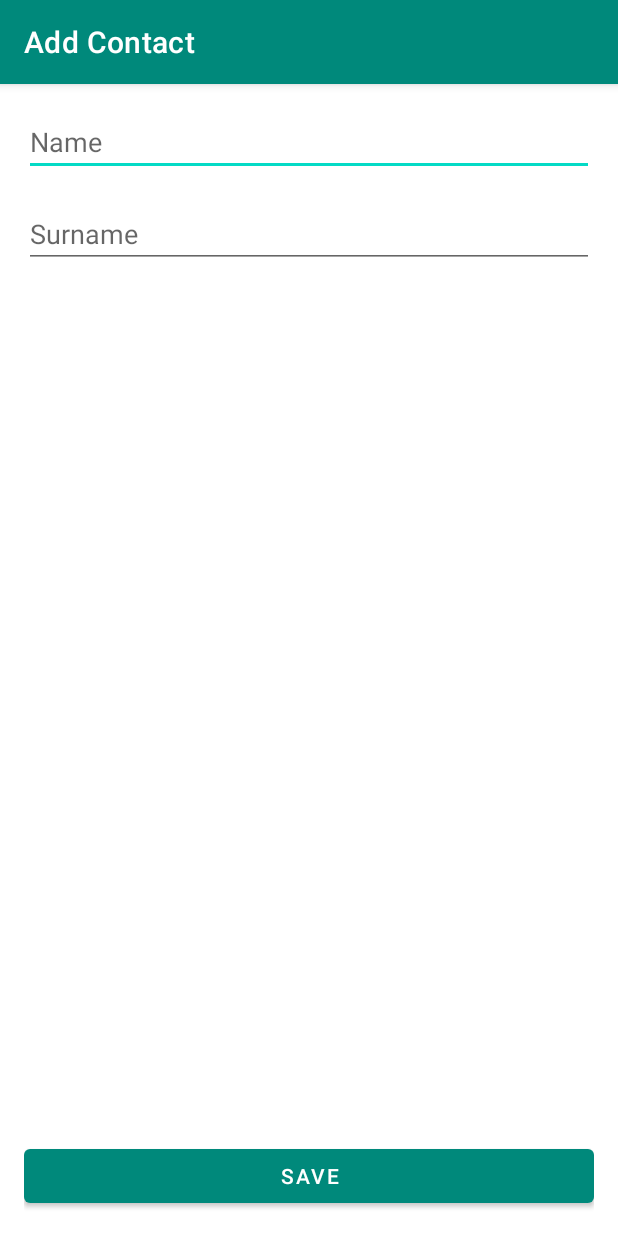
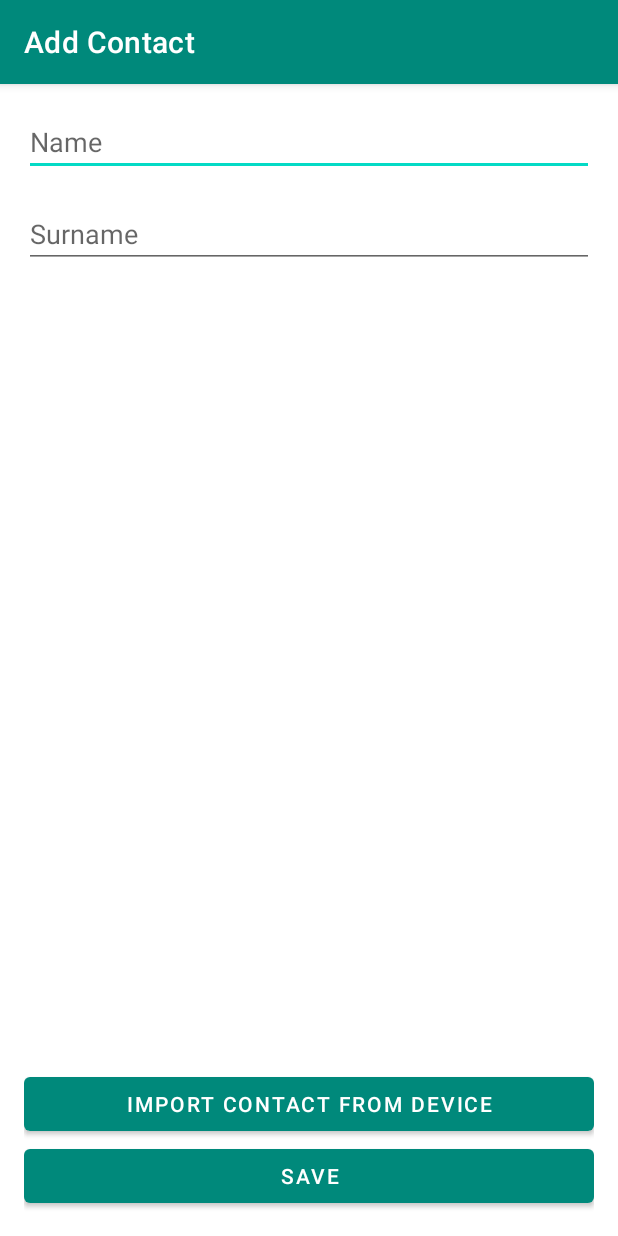
Before and after one commit to Citoci/YouOweMe, an Android app built with Jetpack Compose: the AddContactActivity screen opened directly, with no data from a screen before it, on a phone screen of 412 x 824 dp. Run offline under Robolectric (Android 15) with nearby library versions, the phone set to English and light mode, and no system bars.

Commit message:
contact provider importing 1.0

```diff
--- a/app/src/main/AndroidManifest.xml
+++ b/app/src/main/AndroidManifest.xml
@@ -1,6 +1,8 @@
 <?xml version="1.0" encoding="utf-8"?>
 <manifest xmlns:android="http://schemas.android.com/apk/res/android"
     package="com.cito.youoweme">
+
+    <uses-permission android:name="android.permission.READ_CONTACTS" />
 
     <application
         android:name=".utils.YomApplication"
@@ -41,6 +43,8 @@
             android:name=".notifications.RememberNotificationBroadcastReceiver"
             android:enabled="true"
             android:exported="true" />
+
+
     </application>
 
 </manifest>
--- a/app/src/main/java/com/cito/youoweme/AddContactActivity.kt
+++ b/app/src/main/java/com/cito/youoweme/AddContactActivity.kt
@@ -1,32 +1,112 @@
 package com.cito.youoweme
 
+import android.app.Dialog
+import android.database.Cursor
 import androidx.appcompat.app.AppCompatActivity
 import android.os.Bundle
+import android.provider.ContactsContract
 import android.widget.Button
 import android.widget.EditText
+import androidx.appcompat.app.AlertDialog
+import androidx.fragment.app.DialogFragment
+import androidx.loader.app.LoaderManager
+import androidx.loader.content.CursorLoader
+import androidx.loader.content.Loader
 import com.cito.youoweme.data.model.Contact
 import com.cito.youoweme.data.sql_database.ContactsSQLiteDAO
 import com.cito.youoweme.login.UserLoginManager
-import java.util.*
 
-class AddContactActivity : AppCompatActivity() {
+class AddContactActivity : AppCompatActivity(), ImportContactDialog.ContactSelectorListener, LoaderManager.LoaderCallbacks<Cursor>  {
+
+    private val providedContacts = arrayListOf<Contact>()
+
     override fun onCreate(savedInstanceState: Bundle?) {
         super.onCreate(savedInstanceState)
         setContentView(R.layout.activity_add_contact)
 
+        LoaderManager.getInstance(this).initLoader(0, null, this)
+
         findViewById<Button>(R.id.btn_save_new_contact).setOnClickListener {
-            if (!checkInput()) return@setOnClickListener
+            addContact()
+        }
 
-            ContactsSQLiteDAO.insert(Contact(
-                name = findViewById<EditText>(R.id.edittext_contact_name).text.toString(),
-                surname = findViewById<EditText>(R.id.edittext_contact_surname).text.toString(),
-                usernameRef = UserLoginManager.loggedUsername
-            ))
-            finish()
+        findViewById<Button>(R.id.btn_import_contact).setOnClickListener {
+            ImportContactDialog(providedContacts.map { "$it" }.toTypedArray()).show(supportFragmentManager, "")
         }
     }
 
     private fun checkInput(): Boolean {
         return true
+        // TODO check add contact inputs
+    }
+
+    private fun addContact() {
+        if (!checkInput()) return
+
+        ContactsSQLiteDAO.insert(Contact(
+            name = findViewById<EditText>(R.id.edittext_contact_name).text.toString(),
+            surname = findViewById<EditText>(R.id.edittext_contact_surname).text.toString(),
+            usernameRef = UserLoginManager.loggedUsername
+        ))
+        finish()
+    }
+
+    override fun onContactSelected(index: Int) {
+        findViewById<EditText>(R.id.edittext_contact_name).setText(providedContacts[index].name)
+        findViewById<EditText>(R.id.edittext_contact_surname).setText(providedContacts[index].surname)
+//        TODO("Not yet implemented")
+    }
+
+
+    override fun onCreateLoader(id: Int, args: Bundle?): Loader<Cursor> {
+        return CursorLoader(
+            this,
+            ContactsContract.Data.CONTENT_URI,
+            arrayOf(
+//                ContactsContract.Contacts._ID,
+//                ContactsContract.Contacts.LOOKUP_KEY,
+//                ContactsContract.Contacts.DISPLAY_NAME_PRIMARY,
+                ContactsContract.CommonDataKinds.StructuredName.FAMILY_NAME,
+                ContactsContract.CommonDataKinds.StructuredName.GIVEN_NAME,
+//                ContactsContract.CommonDataKinds.Email.ADDRESS,
+            ),
+            null,
+            null,
+            null
+        )
+    }
+
+    override fun onLoadFinished(loader: Loader<Cursor>, data: Cursor?) {
+        data?.apply {
+            moveToFirst()
+            while (!isAfterLast) {
+                providedContacts.add(Contact(surname = getString(0), name = getString(1)))
+                moveToNext()
+            }
+            close()
+        }
+    }
+
+    override fun onLoaderReset(loader: Loader<Cursor>) { }
+
+
+}
+
+class ImportContactDialog(private val contactNames: Array<String>): DialogFragment() {
+    private lateinit var listener: ContactSelectorListener
+
+    override fun onCreateDialog(savedInstanceState: Bundle?): Dialog {
+        listener = activity as? ContactSelectorListener ?: throw IllegalStateException("Activity must listen!")
+        return activity?.let {
+
+            AlertDialog.Builder(it)
+                .setTitle(R.string.title_contact_import_dialog)
+                .setItems(contactNames) { _, index -> listener.onContactSelected(index) }
+                .create()
+        } ?: throw IllegalStateException("Activity cant be null")
+    }
+
+    interface ContactSelectorListener {
+        fun onContactSelected(index: Int)
     }
 }
--- a/app/src/main/res/layout/activity_add_contact.xml
+++ b/app/src/main/res/layout/activity_add_contact.xml
@@ -28,12 +28,24 @@
         app:layout_constraintStart_toStartOf="parent"
         app:layout_constraintTop_toBottomOf="@+id/edittext_contact_name" />
 
-    <Button
-        android:id="@+id/btn_save_new_contact"
+    <LinearLayout
         android:layout_width="0dp"
         android:layout_height="wrap_content"
-        android:text="@string/action_save"
+        android:orientation="vertical"
         app:layout_constraintBottom_toBottomOf="parent"
         app:layout_constraintEnd_toEndOf="parent"
-        app:layout_constraintStart_toStartOf="parent" />
+        app:layout_constraintStart_toStartOf="parent">
+
+        <Button
+            android:id="@+id/btn_import_contact"
+            android:layout_width="match_parent"
+            android:layout_height="wrap_content"
+            android:text="@string/action_import_contact" />
+
+        <Button
+            android:id="@+id/btn_save_new_contact"
+            android:layout_width="match_parent"
+            android:layout_height="wrap_content"
+            android:text="@string/action_save" />
+    </LinearLayout>
 </androidx.constraintlayout.widget.ConstraintLayout>
--- a/app/src/main/res/values/strings.xml
+++ b/app/src/main/res/values/strings.xml
@@ -5,6 +5,7 @@
     <string name="action_add_transaction">Add Transaction</string>
     <string name="action_cancel">Cancel</string>
     <string name="action_delete">Delete</string>
+    <string name="action_import_contact">Import Contact from device</string>
     <string name="action_login" translatable="false">Login</string>
     <string name="action_logout" translatable="false">Logout</string>
     <string name="action_register">Register</string>
@@ -36,6 +37,7 @@
     <string name="title_home">Home</string>
     <string name="title_notifications">Notifications</string>
     <string name="title_contact_balance">Contact Balance</string>
+    <string name="title_contact_import_dialog">Select a Contact to import</string>
     <string name="title_contacts_balances">Contacts Balances</string>
     <string name="title_settings">Settings</string>
     <string name="title_transaction_details">Transaction Details</string>
```
